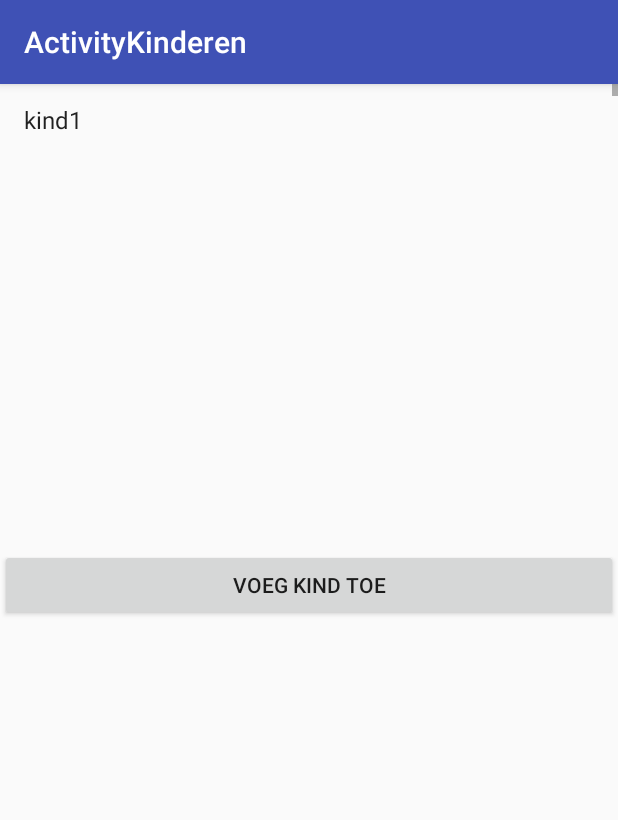
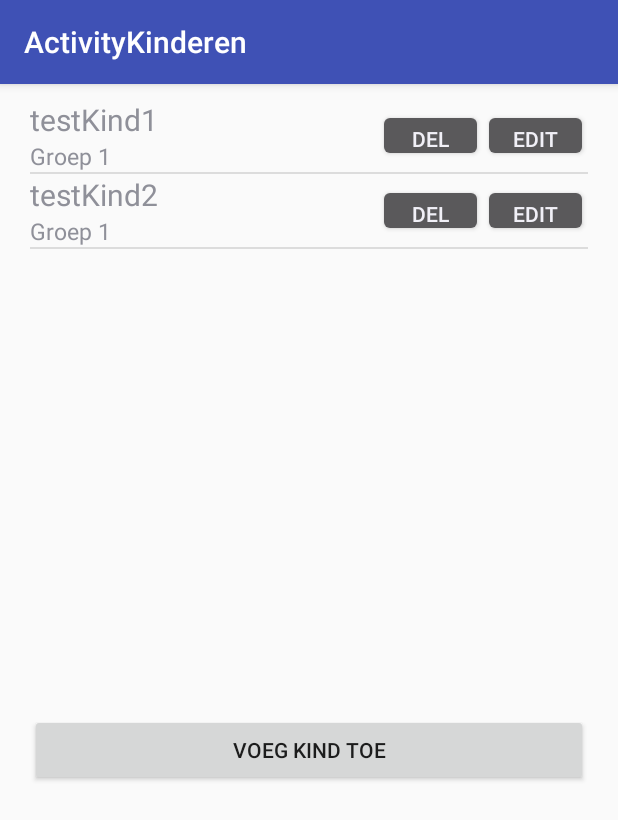
Before and after one commit to StoopArno/MobileDevProject, an Android app: the screen it shows after launch (ActivityKinderen), after a tap on "KINDEREN", on a phone screen of 412 x 824 dp. Shown: the top 820 px of the screen. Run offline under Robolectric (Android 15) with nearby library versions, the phone set to English and light mode, and no system bars.

Commit message:
overzicht kinderen deel 1

```diff
--- a/app/src/main/AndroidManifest.xml
+++ b/app/src/main/AndroidManifest.xml
@@ -23,6 +23,10 @@
         <activity
             android:name=".activities.ActivityKinderen"
             android:label="@string/title_activity_kinderen"
+            android:theme="@style/AppTheme.NoActionBar" />
+        <activity
+            android:name=".activities.KinderenEdit"
+            android:label="@string/title_activity_kinderen_edit"
             android:theme="@style/AppTheme.NoActionBar"></activity>
     </application>
 
--- a/app/src/main/java/be/thomasmore/projectmobiledevelopment/DatabaseHelper.java
+++ b/app/src/main/java/be/thomasmore/projectmobiledevelopment/DatabaseHelper.java
@@ -2,6 +2,7 @@ package be.thomasmore.projectmobiledevelopment;
 
 import android.content.Context;
 import android.database.sqlite.SQLiteDatabase;
+import android.database.sqlite.SQLiteDatabaseLockedException;
 import android.database.sqlite.SQLiteOpenHelper;
 
 import be.thomasmore.projectmobiledevelopment.models.Groep;
@@ -108,6 +109,7 @@ public class DatabaseHelper extends SQLiteOpenHelper {
         insertWoordGroep(db);
         insertWoord(db);
         insertConditieGroep(db);
+        isnertTestKinderen(db);
     }
 
     //functies voor het wegschrijven van data
@@ -160,6 +162,11 @@ public class DatabaseHelper extends SQLiteOpenHelper {
         db.execSQL("INSERT INTO conditiegroep (conditieNr, groepID, woordGroepID) VALUES(3, 3, 1)");
     }
 
+    private void isnertTestKinderen(SQLiteDatabase db){
+        db.execSQL("INSERT INTO kind (naam, groepID) VALUES ('testKind1', 1)");
+        db.execSQL("INSERT INTO kind (naam, groepID) VALUES ('testKind2', 1)");
+    }
+
     @Override
     public void onUpgrade(SQLiteDatabase db, int oldVersion, int newVersion) {
         db.execSQL("DROP TABLE IF EXISTS conditiegroep");
--- a/app/src/main/java/be/thomasmore/projectmobiledevelopment/MainActivity.java
+++ b/app/src/main/java/be/thomasmore/projectmobiledevelopment/MainActivity.java
@@ -25,25 +25,4 @@ public class MainActivity extends AppCompatActivity {
         setSupportActionBar(toolbar);
     }
 
-    @Override
-    public boolean onCreateOptionsMenu(Menu menu) {
-        // Inflate the menu; this adds items to the action bar if it is present.
-        getMenuInflater().inflate(R.menu.menu_main, menu);
-        return true;
-    }
-
-    @Override
-    public boolean onOptionsItemSelected(MenuItem item) {
-        // Handle action bar item clicks here. The action bar will
-        // automatically handle clicks on the Home/Up button, so long
-        // as you specify a parent activity in AndroidManifest.xml.
-        int id = item.getItemId();
-
-        //noinspection SimplifiableIfStatement
-        if (id == R.id.action_settings) {
-            return true;
-        }
-
-        return super.onOptionsItemSelected(item);
-    }
 }
--- a/app/src/main/java/be/thomasmore/projectmobiledevelopment/activities/ActivityKinderen.java
+++ b/app/src/main/java/be/thomasmore/projectmobiledevelopment/activities/ActivityKinderen.java
@@ -1,10 +1,12 @@
 package be.thomasmore.projectmobiledevelopment.activities;
 
+import android.content.Intent;
 import android.os.Bundle;
 import android.support.design.widget.FloatingActionButton;
 import android.support.design.widget.Snackbar;
 import android.support.v7.app.AppCompatActivity;
 import android.support.v7.widget.Toolbar;
+import android.util.Log;
 import android.view.View;
 import android.widget.ArrayAdapter;
 import android.widget.ListView;
@@ -13,27 +15,51 @@ import java.util.Arrays;
 import java.util.List;
 
 import be.thomasmore.projectmobiledevelopment.R;
+import be.thomasmore.projectmobiledevelopment.adapters.KinderenListAdapter;
+import be.thomasmore.projectmobiledevelopment.dataservices.KindDataService;
 import be.thomasmore.projectmobiledevelopment.models.Kind;
 
 public class ActivityKinderen extends AppCompatActivity {
 
+    private KindDataService kindDataService = new KindDataService();
+
     public void vulListView(){
-        Kind kind1 = new Kind(1L, "kind1", 1L);
-        Kind kind2 = new Kind(2L, "kind2", 1L);
-        Kind kind3 = new Kind(3L, "kind3", 1L);
-        Kind kind4 = new Kind(3L, "kind4", 1L);
-        Kind kind5 = new Kind(3L, "kind5", 1L);
-        Kind kind6 = new Kind(3L, "kind6", 1L);
-        Kind kind7 = new Kind(3L, "kind7", 1L);
+        View.OnClickListener editListener = new View.OnClickListener() {
+            @Override
+            public void onClick(View v) {
+                openEditKinderen((Long)v.getTag());
+                Log.d("test", "onClick: EDIT" + v.getTag());
+            }
+        };
+        View.OnClickListener delListener = new View.OnClickListener() {
+            @Override
+            public void onClick(View v) {
+                Log.d("test", "onClick: DEL" + v.getTag());
+            }
+        };
+        View.OnClickListener startSessieListner = new View.OnClickListener() {
+            @Override
+            public void onClick(View v) {
+                Log.d("test", "onClick: ROOT" + v.getTag());
+            }
+        };
 
+        List<Kind> kinderen = kindDataService.getKinderen();
 
-        List<Kind> kinderen = Arrays.asList(kind1, kind2, kind3, kind4, kind5, kind6, kind7);
-
-
-        ArrayAdapter<Kind> adapter = new ArrayAdapter<Kind>(this, android.R.layout.simple_list_item_1, kinderen);
+        KinderenListAdapter adapter = new KinderenListAdapter(getApplicationContext(), kinderen, editListener, delListener, startSessieListner);
 
         final ListView listViewTest = (ListView) findViewById(R.id.listViewTest);
         listViewTest.setAdapter(adapter);
+    }
+
+    public void onClickNewKind(View v){
+        openEditKinderen(0);
+    }
+
+    private void openEditKinderen(long kindId){
+        Intent intent = new Intent(this, KinderenEdit.class);
+        intent.putExtra("kindId", kindId);
+        startActivity(intent);
     }
 
     @Override
--- /dev/null
+++ b/app/src/main/java/be/thomasmore/projectmobiledevelopment/adapters/KinderenListAdapter.java
@@ -0,0 +1,64 @@
+package be.thomasmore.projectmobiledevelopment.adapters;
+
+import android.content.Context;
+import android.view.LayoutInflater;
+import android.view.View;
+import android.view.ViewGroup;
+import android.widget.ArrayAdapter;
+import android.widget.Button;
+import android.widget.RelativeLayout;
+import android.widget.TextView;
+
+import java.util.List;
+
+import be.thomasmore.projectmobiledevelopment.R;
+import be.thomasmore.projectmobiledevelopment.models.Kind;
+
+public class KinderenListAdapter extends ArrayAdapter<Kind> {
+
+    private final Context context;
+    private final List<Kind> values;
+    private View.OnClickListener editListener = null;
+    private View.OnClickListener delListener = null;
+    private View.OnClickListener startSessieListener = null;
+
+    public KinderenListAdapter(Context context, List<Kind> values, View.OnClickListener editListener, View.OnClickListener delListener, View.OnClickListener startSessieListener){
+        super(context, R.layout.adapter_kinderen_list);
+        this.context = context;
+        this.values = values;
+        this.editListener = editListener;
+        this.delListener = delListener;
+        this.startSessieListener = startSessieListener;
+    }
+
+    @Override
+    public View getView(final int position, View convertView, ViewGroup parent ) {
+        LayoutInflater inflater = (LayoutInflater) context.getSystemService(Context.LAYOUT_INFLATER_SERVICE);
+
+        View rowView = inflater.inflate(R.layout.adapter_kinderen_list, parent, false);
+
+        final TextView textViewNaam = (TextView) rowView.findViewById(R.id.kindNaam);
+        final TextView textGroepNr = (TextView) rowView.findViewById(R.id.kindGroep);
+        textViewNaam.setText(values.get(position).getNaam());
+        textGroepNr.setText("Groep " + values.get(position).getGroepID());
+
+        final Button btnEdit = (Button) rowView.findViewById(R.id.editKind);
+        final Button btnDel = (Button) rowView.findViewById(R.id.delKind);
+        final RelativeLayout rootView = (RelativeLayout) rowView.findViewById(R.id.rootLayout);
+
+        btnEdit.setOnClickListener(editListener);
+        btnDel.setOnClickListener(delListener);
+        rootView.setOnClickListener(startSessieListener);
+
+        btnEdit.setTag(getItem(position).getId());
+        btnDel.setTag(getItem(position).getId());
+        rootView.setTag(getItem(position).getId());
+
+        return rowView;
+    }
+
+    @Override
+    public int getCount() { return values.size(); }
+    @Override
+    public Kind getItem(int position) { return values.get(position); }
+}
--- /dev/null
+++ b/app/src/main/res/layout/adapter_kinderen_list.xml
@@ -0,0 +1,46 @@
+<?xml version="1.0" encoding="utf-8"?>
+<RelativeLayout xmlns:android="http://schemas.android.com/apk/res/android"
+    android:layout_width="match_parent"
+    android:layout_height="match_parent"
+    android:id="@+id/rootLayout">
+
+    <LinearLayout
+        android:layout_width="match_parent"
+        android:layout_height="match_parent"
+        android:layout_alignParentLeft="true"
+        android:layout_centerVertical="true"
+        android:orientation="vertical">
+        <TextView
+            android:id="@+id/kindNaam"
+            android:layout_width="match_parent"
+            android:layout_height="match_parent"
+            android:textSize="20dp"
+            />
+        <TextView
+            android:id="@+id/kindGroep"
+            android:layout_width="match_parent"
+            android:layout_height="match_parent"
+            android:textSize="15dp"
+            />
+    </LinearLayout>
+
+    <Button
+        android:id="@+id/editKind"
+        android:layout_width="70dp"
+        android:layout_height="35dp"
+        android:layout_alignParentRight="true"
+        android:layout_centerVertical="true"
+        android:text="Edit"/>
+
+    <Button
+        android:id="@+id/delKind"
+        android:layout_width="70dp"
+        android:layout_height="35dp"
+        android:layout_toLeftOf="@+id/editKind"
+        android:layout_centerVertical="true"
+        android:text="Del"/>
+
+
+
+
+</RelativeLayout>
--- a/app/src/main/res/layout/content_kinderen.xml
+++ b/app/src/main/res/layout/content_kinderen.xml
@@ -11,28 +11,23 @@
     <LinearLayout
         android:layout_width="wrap_content"
         android:layout_height="wrap_content"
-        android:layout_marginRight="10dp"
-        android:layout_marginLeft="10dp"
+        android:paddingLeft="20dp"
+        android:paddingRight="20dp"
+        android:paddingTop="10dp"
         android:orientation="vertical">
 
-        <ScrollView
+        <ListView
+            android:id="@+id/listViewTest"
             android:layout_width="wrap_content"
-            android:layout_height="wrap_content"
-            android:minHeight="300dp">
-            <ListView
-                android:id="@+id/listViewTest"
-                android:layout_width="wrap_content"
-                android:layout_height="300dp">
+            android:layout_height="400dp">
 
-            </ListView>
-        </ScrollView>
-
-
+        </ListView>
         <Button
             android:layout_width="fill_parent"
             android:layout_height="wrap_content"
             android:layout_marginTop="10dp"
-            android:text="Voeg kind toe"/>
+            android:text="Voeg kind toe"
+            android:onClick="onClickNewKind"/>
     </LinearLayout>
 
 
--- a/app/src/main/res/values/strings.xml
+++ b/app/src/main/res/values/strings.xml
@@ -2,4 +2,5 @@
     <string name="app_name">Project Mobile Development</string>
     <string name="action_settings">Settings</string>
     <string name="title_activity_kinderen">ActivityKinderen</string>
+    <string name="title_activity_kinderen_edit">KinderenEdit</string>
 </resources>
```
Also changed, not shown: app/src/main/java/be/thomasmore/projectmobiledevelopment/activities/KinderenEdit.java (added, +60 -0 lines), app/src/main/java/be/thomasmore/projectmobiledevelopment/dataservices/KindDataService.java (+35 -1 lines), app/src/main/res/layout/activity_kinderen_edit.xml (added, +26 -0 lines), app/src/main/res/layout/content_kinderen_edit.xml (added, +48 -0 lines).
